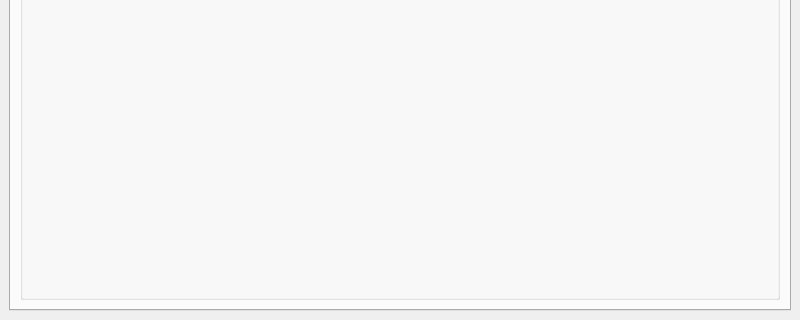
This is mainwindow.ui in haffmans/graphics-rules-maker as Qt 5 draws it before an edit; both pictures show x 0 to 800 and y 280 to 600 of the 800 by 600 pixel window. The edited form follows.
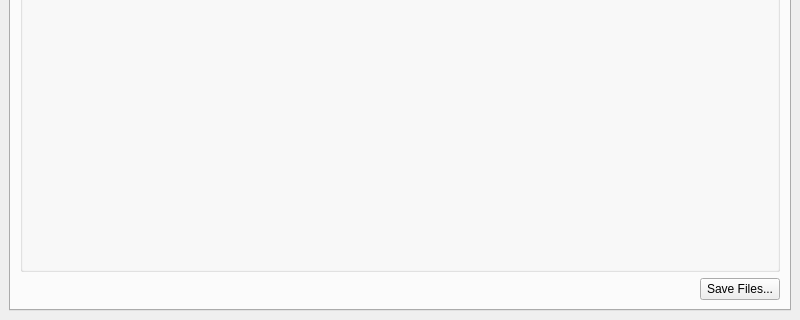
This is the edited form.

What changed in the file:
```diff
--- a/mainwindow.ui
+++ b/mainwindow.ui
@@ -27,7 +27,7 @@
        <attribute name="title">
         <string>Settings</string>
        </attribute>
-       <layout class="QGridLayout" name="gridLayout_4" rowstretch="0,0,0,0,1">
+       <layout class="QGridLayout" name="gridLayout_4" rowstretch="0,0,0,0,1,0">
         <item row="4" column="0" colspan="3">
          <widget class="QGroupBox" name="settingsBox">
           <property name="title">
@@ -76,6 +76,13 @@
           </property>
          </widget>
         </item>
+        <item row="5" column="2">
+         <widget class="QPushButton" name="saveAll">
+          <property name="text">
+           <string>Save Files...</string>
+          </property>
+         </widget>
+        </item>
        </layout>
       </widget>
       <widget class="QWidget" name="deviceTab">
```
Left out of the diff: 1 changed line with no effect on the pictures.
